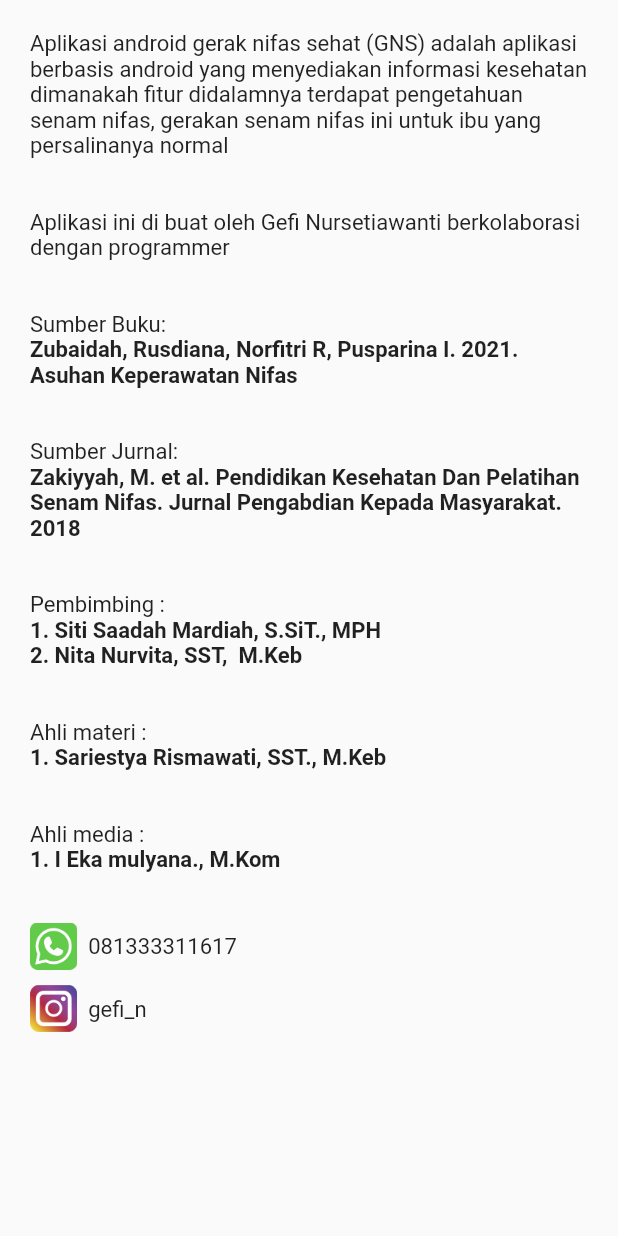
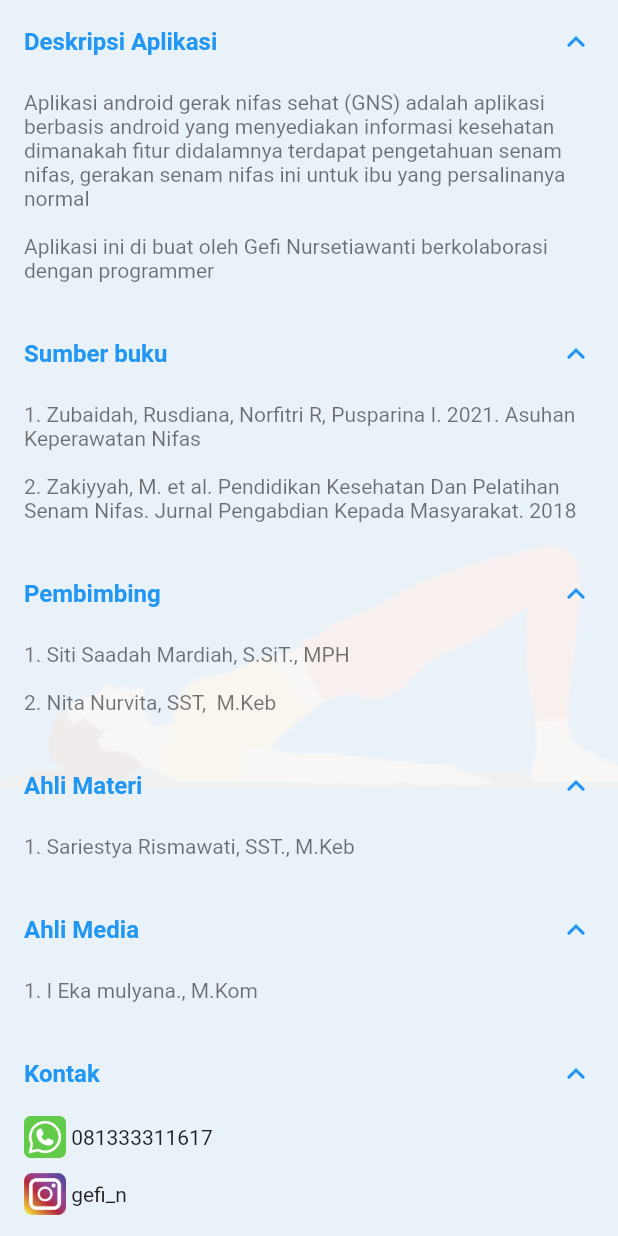
Before and after one commit to goggxi-development/gerakan-nifas-sehat, a Flutter app: the AboutUsView screen opened by its route, on a phone screen of 412 x 824 dp. Run offline on Flutter 3.47's test engine with Material 2 defaults, Android fonts, the phone set to English and light mode, and no system bars; our stand-ins replace audioplayers, device_preview, flutter_screenutil, get, get_storage, hive and 2 more; accounts and stored records are empty.

Commit message:
Feat: improve ui

```diff
--- a/lib/app/modules/about_us/views/about_us_view.dart
+++ b/lib/app/modules/about_us/views/about_us_view.dart
@@ -1,7 +1,7 @@
 import 'package:flutter/material.dart';
-import 'package:flutter_screenutil/flutter_screenutil.dart';
 
 import 'package:get/get.dart';
+import 'package:hamil_sehat/app/components/colors.dart';
 
 import '../controllers/about_us_controller.dart';
 
@@ -10,86 +10,132 @@ class AboutUsView extends GetView<AboutUsController> {
   @override
   Widget build(BuildContext context) {
     return Scaffold(
-      body: SafeArea(
-        child: SingleChildScrollView(
-          padding: const EdgeInsets.all(20),
-          child: Column(
-            crossAxisAlignment: CrossAxisAlignment.start,
+      body: Container(
+        decoration: BoxDecoration(
+          image: DecorationImage(
+            image: const AssetImage("assets/images/lg0.png"),
+            fit: BoxFit.cover,
+            colorFilter: ColorFilter.mode(
+              white.withOpacity(0.07),
+              BlendMode.dstATop,
+            ),
+          ),
+        ),
+        child: SafeArea(
+          child: ListView(
             children: [
               SizedBox(width: MediaQuery.of(context).size.width),
-              Text(
-                "Aplikasi android gerak nifas sehat (GNS) adalah aplikasi berbasis android yang menyediakan informasi kesehatan dimanakah fitur didalamnya terdapat pengetahuan senam nifas, gerakan senam nifas ini untuk ibu yang persalinanya normal\n\n",
-                style: TextStyle(fontSize: 14.sp),
+              const ExpansionTile(
+                initiallyExpanded: true,
+                shape: RoundedRectangleBorder(
+                  borderRadius: BorderRadius.all(Radius.circular(16)),
                 ),
-              Text(
-                "Aplikasi ini di buat oleh Gefi Nursetiawanti berkolaborasi dengan programmer\n\n",
-                style: TextStyle(fontSize: 14.sp),
+                title: Text(
+                  "Deskripsi Aplikasi",
+                  style: TextStyle(fontWeight: FontWeight.bold),
                 ),
-              Text(
-                "Sumber Buku:",
-                textAlign: TextAlign.center,
-                style: TextStyle(fontSize: 14.sp),
+                children: [
+                  ListTile(
+                    subtitle: Text(
+                      "Aplikasi android gerak nifas sehat (GNS) adalah aplikasi berbasis android yang menyediakan informasi kesehatan dimanakah fitur didalamnya terdapat pengetahuan senam nifas, gerakan senam nifas ini untuk ibu yang persalinanya normal\n\nAplikasi ini di buat oleh Gefi Nursetiawanti berkolaborasi dengan programmer\n",
                     ),
-              Text(
-                "Zubaidah, Rusdiana, Norfitri R, Pusparina I. 2021. Asuhan Keperawatan Nifas\n\n",
-                style: TextStyle(fontWeight: FontWeight.bold, fontSize: 14.sp),
                   ),
-              Text("Sumber Jurnal:",
-                  textAlign: TextAlign.center,
-                  style: TextStyle(fontSize: 14.sp)),
-              Text(
-                "Zakiyyah, M. et al. Pendidikan Kesehatan Dan Pelatihan Senam Nifas. Jurnal Pengabdian Kepada Masyarakat. 2018\n\n",
-                style: TextStyle(fontWeight: FontWeight.bold, fontSize: 14.sp),
+                ],
               ),
-              Text("Pembimbing :",
-                  textAlign: TextAlign.center,
-                  style: TextStyle(fontSize: 14.sp)),
-              Text(
-                "1. Siti Saadah Mardiah, S.SiT., MPH",
-                style: TextStyle(fontWeight: FontWeight.bold, fontSize: 14.sp),
+              const ExpansionTile(
+                initiallyExpanded: true,
+                shape: RoundedRectangleBorder(
+                  borderRadius: BorderRadius.all(Radius.circular(16)),
                 ),
-              Text(
-                "2. Nita Nurvita, SST,  M.Keb\n\n",
-                style: TextStyle(fontWeight: FontWeight.bold, fontSize: 14.sp),
+                title: Text(
+                  "Sumber buku",
+                  style: TextStyle(fontWeight: FontWeight.bold),
                 ),
-              Text("Ahli materi :",
-                  textAlign: TextAlign.center,
-                  style: TextStyle(fontSize: 14.sp)),
-              Text(
-                "1. Sariestya Rismawati, SST., M.Keb\n\n",
-                style: TextStyle(fontWeight: FontWeight.bold, fontSize: 14.sp),
+                children: [
+                  ListTile(
+                    subtitle: Text(
+                      "1. Zubaidah, Rusdiana, Norfitri R, Pusparina I. 2021. Asuhan Keperawatan Nifas\n\n2. Zakiyyah, M. et al. Pendidikan Kesehatan Dan Pelatihan Senam Nifas. Jurnal Pengabdian Kepada Masyarakat. 2018\n",
                     ),
-              Text("Ahli media :",
-                  textAlign: TextAlign.center,
-                  style: TextStyle(fontSize: 14.sp)),
-              Text(
-                "1. I Eka mulyana., M.Kom\n\n",
-                style: TextStyle(fontWeight: FontWeight.bold, fontSize: 14.sp),
                   ),
+                ],
+              ),
+              const ExpansionTile(
+                initiallyExpanded: true,
+                shape: RoundedRectangleBorder(
+                  borderRadius: BorderRadius.all(Radius.circular(16)),
+                ),
+                title: Text(
+                  "Pembimbing",
+                  style: TextStyle(fontWeight: FontWeight.bold),
+                ),
+                children: [
+                  ListTile(
+                    subtitle: Text(
+                      "1. Siti Saadah Mardiah, S.SiT., MPH\n\n2. Nita Nurvita, SST,  M.Keb\n",
+                    ),
+                  ),
+                ],
+              ),
+              const ExpansionTile(
+                initiallyExpanded: true,
+                shape: RoundedRectangleBorder(
+                  borderRadius: BorderRadius.all(Radius.circular(16)),
+                ),
+                title: Text(
+                  "Ahli Materi",
+                  style: TextStyle(fontWeight: FontWeight.bold),
+                ),
+                children: [
+                  ListTile(
+                    subtitle: Text("1. Sariestya Rismawati, SST., M.Keb\n"),
+                  ),
+                ],
+              ),
+              const ExpansionTile(
+                initiallyExpanded: true,
+                shape: RoundedRectangleBorder(
+                  borderRadius: BorderRadius.all(Radius.circular(16)),
+                ),
+                title: Text(
+                  "Ahli Media",
+                  style: TextStyle(fontWeight: FontWeight.bold),
+                ),
+                children: [
+                  ListTile(
+                    subtitle: Text("1. I Eka mulyana., M.Kom\n"),
+                  ),
+                ],
+              ),
+              ExpansionTile(
+                initiallyExpanded: true,
+                shape: const RoundedRectangleBorder(
+                  borderRadius: BorderRadius.all(Radius.circular(16)),
+                ),
+                title: const Text(
+                  "Kontak",
+                  style: TextStyle(fontWeight: FontWeight.bold),
+                ),
+                children: [
                   Row(
-                mainAxisAlignment: MainAxisAlignment.start,
                     children: [
                       Image.asset(
                         "assets/images/wa.png",
-                    height: 30.w,
-                    width: 30.w,
+                        width: 28,
+                        height: 28,
                       ),
-                  Text("  081333311617",
-                      textAlign: TextAlign.center,
-                      style: TextStyle(fontSize: 14.sp)),
+                      const Text(' 081333311617'),
                     ],
-              ).paddingOnly(bottom: 10),
+                  ).paddingOnly(left: 16, bottom: 10),
                   Row(
-                mainAxisAlignment: MainAxisAlignment.start,
                     children: [
                       Image.asset(
                         "assets/images/ig.png",
-                    height: 30.w,
-                    width: 30.w,
+                        width: 28,
+                        height: 28,
                       ),
-                  Text("  gefi_n",
-                      textAlign: TextAlign.center,
-                      style: TextStyle(fontSize: 14.sp)),
+                      const Text(' gefi_n'),
+                    ],
+                  ).paddingOnly(left: 16, bottom: 20),
                 ],
               ),
             ],
--- a/lib/app/modules/home/views/home_view.dart
+++ b/lib/app/modules/home/views/home_view.dart
@@ -185,7 +185,18 @@ class IntoducionWidget extends GetView<MusicController> {
 
   @override
   Widget build(BuildContext context) {
-    return Column(
+    return Container(
+      decoration: BoxDecoration(
+        image: DecorationImage(
+          image: const AssetImage("assets/images/lg0.png"),
+          fit: BoxFit.cover,
+          colorFilter: ColorFilter.mode(
+            white.withOpacity(0.07),
+            BlendMode.dstATop,
+          ),
+        ),
+      ),
+      child: Column(
         crossAxisAlignment: CrossAxisAlignment.start,
         children: [
           50.verticalSpace,
@@ -209,17 +220,32 @@ class IntoducionWidget extends GetView<MusicController> {
                 shrinkWrap: true,
                 physics: const ScrollPhysics(),
                 children: [
-                Text(
-                  introductionText,
-                  textAlign: TextAlign.justify,
-                  style: TextStyle(
-                    fontSize: 14.sp,
-                    height: 1.5,
+                  const ExpansionTile(
+                    initiallyExpanded: true,
+                    tilePadding: EdgeInsets.zero,
+                    shape: RoundedRectangleBorder(
+                      borderRadius: BorderRadius.all(Radius.circular(16)),
                     ),
-                ).paddingOnly(right: 20.w),
+                    title: Text(
+                      "Pengantar Senam Nifas",
+                      style: TextStyle(fontWeight: FontWeight.bold),
+                    ),
+                    children: [
+                      ListTile(
+                        contentPadding: EdgeInsets.zero,
+                        subtitle: Text(
+                          """
+    Senam nifas merupakan latihan atau gerak jasmani yang dilakukan sedini mungkin sehabis melahirkan berfungsi untuk mengembalikan kondisi kesehatan, mempercepat penyembuhan, mencegah komplikasi, memulihkan dan memperbaiki regangan pada otot- otot setelah kehamilan, terutama pada otot-otot bagian punggung, dasar panggul, dan perut.
+    \nOlahraga atau senam nifas dini efektif mempercepat penurunan fundus dan pengeluaran lochea dan membantu sirkulasi darah ke rahim, yang menyebabkanrahim berkontraksi dengan baik. Kontraksi yang baik membantu penyempitanpembuluh darah terbuka, agar perdarahan tidak terjadi, penurunan fundus uterusdan pengeluaran lochea  berlangsung lebih cepat
+        """,
+                        ),
+                      ),
+                    ],
+                  ),
                   Card(
                     margin: EdgeInsets.zero,
-                  color: kPrimary,
+                    color: kPrimary.withOpacity(0.6),
+                    elevation: 0,
                     clipBehavior: Clip.antiAlias,
                     shape: RoundedRectangleBorder(
                       borderRadius: BorderRadius.circular(12.r),
@@ -264,7 +290,8 @@ class IntoducionWidget extends GetView<MusicController> {
                   ).paddingOnly(bottom: 10.h),
                   Card(
                     margin: EdgeInsets.zero,
-                  color: kPrimary,
+                    color: kPrimary.withOpacity(0.6),
+                    elevation: 0,
                     clipBehavior: Clip.antiAlias,
                     shape: RoundedRectangleBorder(
                       borderRadius: BorderRadius.circular(12.r),
@@ -309,7 +336,8 @@ class IntoducionWidget extends GetView<MusicController> {
                   ).paddingOnly(bottom: 10.h),
                   Card(
                     margin: EdgeInsets.zero,
-                  color: kPrimary,
+                    color: kPrimary.withOpacity(0.6),
+                    elevation: 0,
                     clipBehavior: Clip.antiAlias,
                     shape: RoundedRectangleBorder(
                       borderRadius: BorderRadius.circular(12.r),
@@ -351,7 +379,8 @@ class IntoducionWidget extends GetView<MusicController> {
                   ).paddingOnly(bottom: 10.h),
                   Card(
                     margin: EdgeInsets.zero,
-                  color: kPrimary,
+                    color: kPrimary.withOpacity(0.6),
+                    elevation: 0,
                     clipBehavior: Clip.antiAlias,
                     shape: RoundedRectangleBorder(
                       borderRadius: BorderRadius.circular(12.r),
@@ -399,6 +428,7 @@ class IntoducionWidget extends GetView<MusicController> {
             ),
           ),
         ],
+      ),
     );
   }
 }
```
Lines whose indentation alone changed are shown as unchanged.
